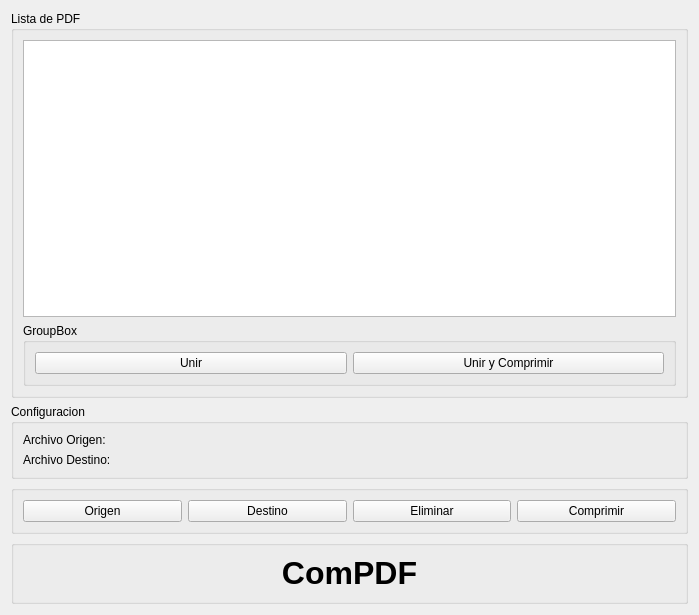
Qt form principal.ui (shamandul/comPDF) before a commit.
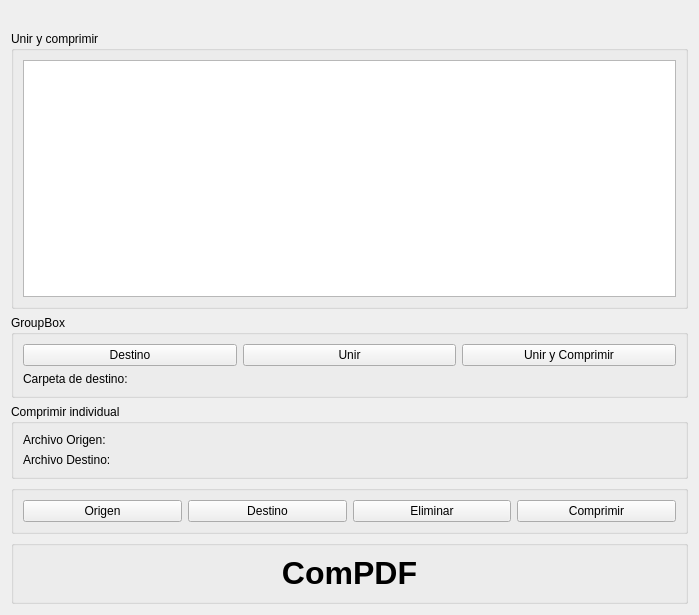
The same form after that commit. Icons and pictures are not drawn.

The edit to the form file:
```diff
--- a/principal.ui
+++ b/principal.ui
@@ -15,13 +15,137 @@
   </property>
   <property name="windowIcon">
    <iconset resource="recurso.qrc">
-    <normaloff>:/images/image/Sepia.png</normaloff>:/images/image/Sepia.png</iconset>
+    <normaloff>:/images/image/icono.png</normaloff>:/images/image/icono.png</iconset>
   </property>
   <layout class="QGridLayout" name="gridLayout_2">
+   <item row="0" column="0">
+    <widget class="QLabel" name="label_4">
+     <property name="enabled">
+      <bool>true</bool>
+     </property>
+     <property name="sizePolicy">
+      <sizepolicy hsizetype="Fixed" vsizetype="Fixed">
+       <horstretch>0</horstretch>
+       <verstretch>0</verstretch>
+      </sizepolicy>
+     </property>
+     <property name="maximumSize">
+      <size>
+       <width>16777215</width>
+       <height>64</height>
+      </size>
+     </property>
+     <property name="frameShape">
+      <enum>QFrame::NoFrame</enum>
+     </property>
+     <property name="frameShadow">
+      <enum>QFrame::Plain</enum>
+     </property>
+     <property name="textFormat">
+      <enum>Qt::MarkdownText</enum>
+     </property>
+     <property name="pixmap">
+      <pixmap resource="recurso.qrc">:/images/image/inicio.png</pixmap>
+     </property>
+     <property name="scaledContents">
+      <bool>true</bool>
+     </property>
+     <property name="wordWrap">
+      <bool>false</bool>
+     </property>
+    </widget>
+   </item>
    <item row="1" column="0">
+    <widget class="QGroupBox" name="groupBox_4">
+     <property name="title">
+      <string>Unir y comprimir</string>
+     </property>
+     <layout class="QGridLayout" name="gridLayout">
+      <item row="0" column="0">
+       <widget class="QListWidget" name="lista"/>
+      </item>
+     </layout>
+    </widget>
+   </item>
+   <item row="2" column="0">
+    <widget class="QGroupBox" name="groupBox_5">
+     <property name="title">
+      <string>GroupBox</string>
+     </property>
+     <layout class="QGridLayout" name="gridLayout_5">
+      <item row="0" column="0" colspan="2">
+       <layout class="QHBoxLayout" name="horizontalLayout_2">
+        <item>
+         <widget class="QPushButton" name="btn_destino_unir">
+          <property name="text">
+           <string>Destino</string>
+          </property>
+          <property name="icon">
+           <iconset resource="recurso.qrc">
+            <normaloff>:/images/image/destino.svg</normaloff>:/images/image/destino.svg</iconset>
+          </property>
+         </widget>
+        </item>
+        <item>
+         <widget class="QPushButton" name="bt_unir">
+          <property name="autoFillBackground">
+           <bool>false</bool>
+          </property>
+          <property name="text">
+           <string>Unir</string>
+          </property>
+          <property name="icon">
+           <iconset resource="recurso.qrc">
+            <normaloff>:/images/image/unir.svg</normaloff>:/images/image/unir.svg</iconset>
+          </property>
+          <property name="flat">
+           <bool>false</bool>
+          </property>
+         </widget>
+        </item>
+        <item>
+         <widget class="QPushButton" name="bt_unir_comprimir">
+          <property name="text">
+           <string>Unir y Comprimir</string>
+          </property>
+          <property name="icon">
+           <iconset resource="recurso.qrc">
+            <normaloff>:/images/image/comprimir.svg</normaloff>:/images/image/comprimir.svg</iconset>
+          </property>
+         </widget>
+        </item>
+       </layout>
+      </item>
+      <item row="1" column="0">
+       <widget class="QLabel" name="label_2">
+        <property name="sizePolicy">
+         <sizepolicy hsizetype="Fixed" vsizetype="Preferred">
+          <horstretch>0</horstretch>
+          <verstretch>0</verstretch>
+         </sizepolicy>
+        </property>
+        <property name="text">
+         <string>Carpeta de destino: </string>
+        </property>
+        <property name="wordWrap">
+         <bool>false</bool>
+        </property>
+       </widget>
+      </item>
+      <item row="1" column="1">
+       <widget class="QLabel" name="tx_destino_unir">
+        <property name="text">
+         <string/>
+        </property>
+       </widget>
+      </item>
+     </layout>
+    </widget>
+   </item>
+   <item row="3" column="0">
     <widget class="QGroupBox" name="groupBox_3">
      <property name="title">
-      <string>Configuracion</string>
+      <string>Comprimir individual</string>
      </property>
      <layout class="QGridLayout" name="gridLayout_3">
       <item row="0" column="0">
@@ -40,6 +164,12 @@
       </item>
       <item row="1" column="0">
        <widget class="QLabel" name="label_3">
+        <property name="sizePolicy">
+         <sizepolicy hsizetype="Fixed" vsizetype="Preferred">
+          <horstretch>0</horstretch>
+          <verstretch>0</verstretch>
+         </sizepolicy>
+        </property>
         <property name="text">
          <string>Archivo Destino:</string>
         </property>
@@ -55,7 +185,7 @@
      </layout>
     </widget>
    </item>
-   <item row="2" column="0">
+   <item row="4" column="0">
     <widget class="QGroupBox" name="groupBox">
      <property name="title">
       <string/>
@@ -108,7 +238,7 @@
      </layout>
     </widget>
    </item>
-   <item row="3" column="0">
+   <item row="5" column="0">
     <widget class="QGroupBox" name="groupBox_2">
      <property name="title">
       <string/>
@@ -129,59 +259,6 @@
      </layout>
     </widget>
    </item>
-   <item row="0" column="0">
-    <widget class="QGroupBox" name="groupBox_4">
-     <property name="title">
-      <string>Lista de PDF</string>
-     </property>
-     <layout class="QGridLayout" name="gridLayout">
-      <item row="0" column="0">
-       <widget class="QListWidget" name="lista"/>
-      </item>
-      <item row="1" column="0">
-       <widget class="QGroupBox" name="groupBox_5">
-        <property name="title">
-         <string>GroupBox</string>
-        </property>
-        <layout class="QGridLayout" name="gridLayout_5">
-         <item row="0" column="0">
-          <layout class="QHBoxLayout" name="horizontalLayout_2">
-           <item>
-            <widget class="QPushButton" name="pushButton">
-             <property name="autoFillBackground">
-              <bool>false</bool>
-             </property>
-             <property name="text">
-              <string>Unir</string>
-             </property>
-             <property name="icon">
-              <iconset resource="recurso.qrc">
-               <normaloff>:/images/image/unir.svg</normaloff>:/images/image/unir.svg</iconset>
-             </property>
-             <property name="flat">
-              <bool>false</bool>
-             </property>
-            </widget>
-           </item>
-           <item>
-            <widget class="QPushButton" name="pushButton_2">
-             <property name="text">
-              <string>Unir y Comprimir</string>
-             </property>
-             <property name="icon">
-              <iconset resource="recurso.qrc">
-               <normaloff>:/images/image/comprimir.svg</normaloff>:/images/image/comprimir.svg</iconset>
-             </property>
-            </widget>
-           </item>
-          </layout>
-         </item>
-        </layout>
-       </widget>
-      </item>
-     </layout>
-    </widget>
-   </item>
   </layout>
  </widget>
  <resources>
```
Left out of the diff: 10 changed lines with no effect on the pictures.
